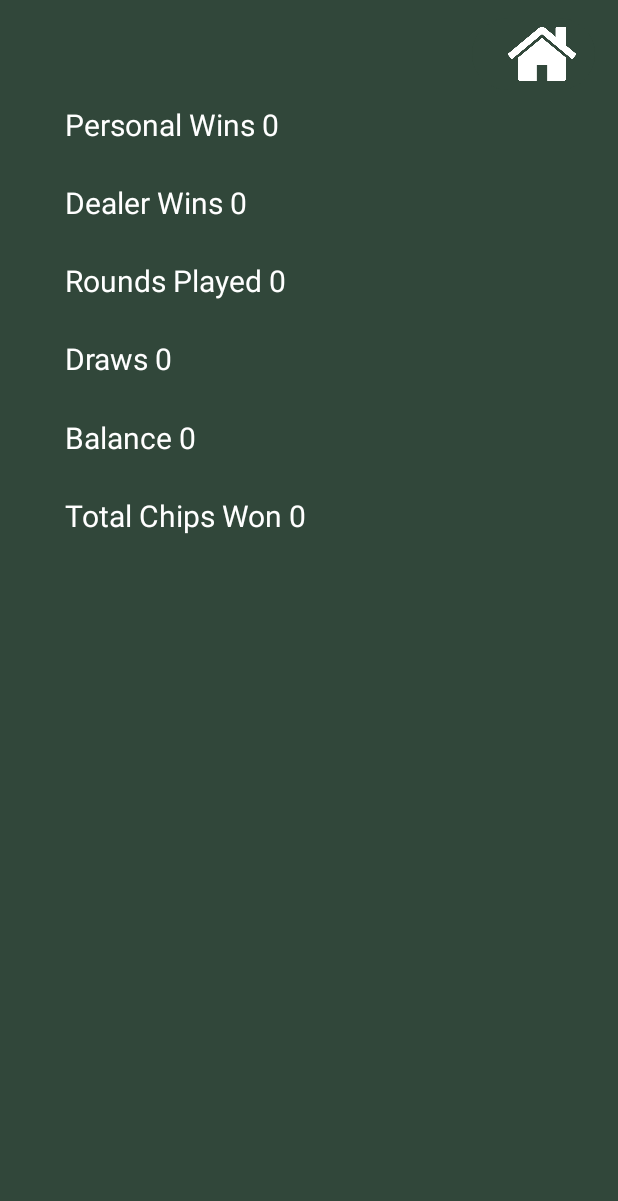
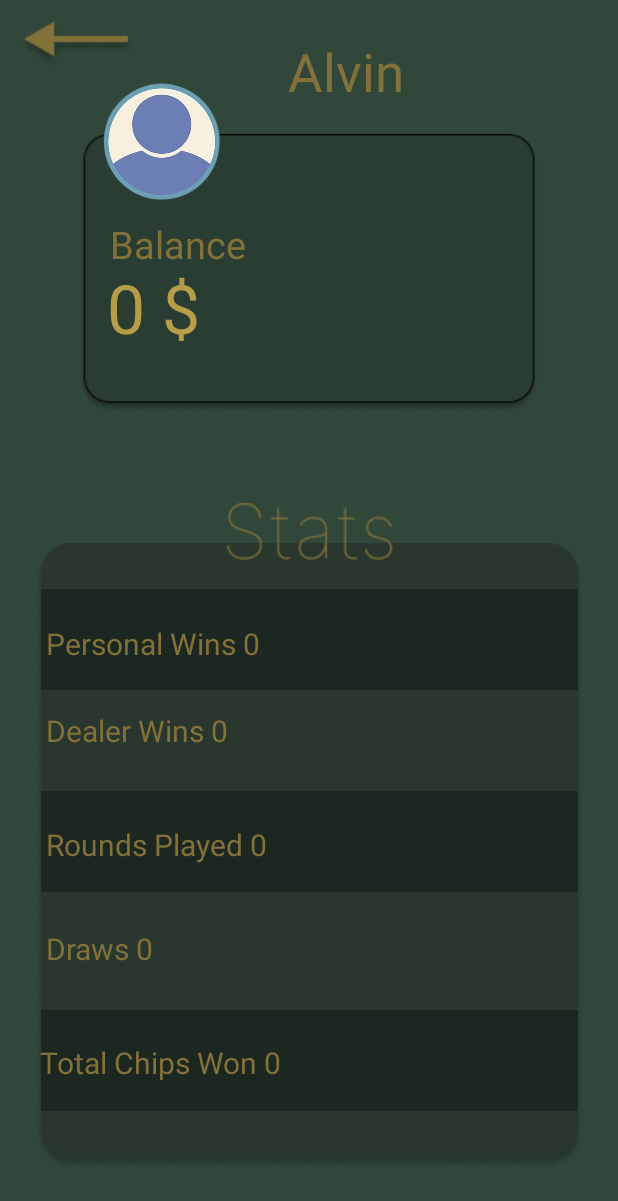
Before and after one commit to alvinjhson/CardGame, an Android app: the screen it shows after launch (StatisticActivity2), after a tap on "Statistic", on a phone screen of 412 x 824 dp. Shown: the top 1201 px of the screen. Run offline under Robolectric (Android 15) with nearby library versions, the phone set to English and light mode, and no system bars.

Commit message:
Made new design for statistic

```diff
--- a/app/src/main/java/com/example/cardgame/Animations.kt
+++ b/app/src/main/java/com/example/cardgame/Animations.kt
@@ -20,22 +20,4 @@ class Animations {
             start()
         }
     }
-    /*
-    fun playerCardAnimation(view: ImageView) {
-        val leftAnimation = ObjectAnimator.ofFloat(view, "translationX", -500f).apply {
-            duration = 250
-        }
-        val rightAnimation = ObjectAnimator.ofFloat(view, "translationX", 50f).apply{
-            duration = 250
-        }
-        AnimatorSet().apply {
-            play(leftAnimation).with(rightAnimation)
-            play(rightAnimation).with(leftAnimation)
-            start()
-        }
-    }
-    */
-
-
-
 }
--- a/app/src/main/java/com/example/cardgame/MainActivity.kt
+++ b/app/src/main/java/com/example/cardgame/MainActivity.kt
@@ -17,7 +17,7 @@ class MainActivity : AppCompatActivity() {
         val playButton = findViewById<Button>(R.id.playButton)
         val statsButton = findViewById<Button>(R.id.statsButton)
         val sharedPref = getSharedPreferences("MyApp", Context.MODE_PRIVATE)
-        val playerWins = sharedPref.getInt("playerWins", 0) // 0 är ett standardvärde
+        val playerWins = sharedPref.getInt("playerWins", 0)
         val dealerWins = sharedPref.getInt("dealerWins", 0)
         val draws = sharedPref.getInt("draws", 0)
         val roundsPlayed = sharedPref.getInt("roundsPlayed", 0)
--- a/app/src/main/java/com/example/cardgame/PlayActivity.kt
+++ b/app/src/main/java/com/example/cardgame/PlayActivity.kt
@@ -36,7 +36,6 @@ class PlayActivity : AppCompatActivity() {
     lateinit var balanceTextView: TextView
 
     lateinit var playerImage : ImageView
-    lateinit var lineImageView : ImageView
     lateinit var playerCard1 : ImageView
     lateinit var playerCard2 : ImageView
     lateinit var playerCard3 : ImageView
@@ -182,7 +181,7 @@ class PlayActivity : AppCompatActivity() {
         dealerWins = sharedPref.getInt("dealerWins", 0)
         draws = sharedPref.getInt("draws", 0)
         roundsPlayed = sharedPref.getInt("roundsPlayed", 0)
-         chips[0].balance = sharedPref.getInt("playerBalance", 0)
+        chips[0].balance = sharedPref.getInt("playerBalance", 0)
         totalChipsWon = sharedPref.getInt("totalChipsWon", 0)
 
 
@@ -653,7 +652,7 @@ class PlayActivity : AppCompatActivity() {
     }
 
     fun playerBalanceTextView() {
-        balanceTextView.text = "${chips[0].balance}"
+        balanceTextView.text = "${chips[0].balance} $"
     }
     fun resetGame() {
         val bet20Button = findViewById<ImageButton>(R.id.chip20Button)
--- a/app/src/main/java/com/example/cardgame/StatisticActivity2.kt
+++ b/app/src/main/java/com/example/cardgame/StatisticActivity2.kt
@@ -4,16 +4,22 @@ import android.content.Intent
 import androidx.appcompat.app.AppCompatActivity
 import android.os.Bundle
 import android.widget.Button
+import android.widget.ImageButton
 import android.widget.TextView
 import org.w3c.dom.Text
 
+
 class StatisticActivity2 : AppCompatActivity() {
+
+    var play = PlayActivity()
+
     lateinit var playerWinsView : TextView
     lateinit var dealerWinsView : TextView
     lateinit var roundsPlayedWins : TextView
     lateinit var drawsView : TextView
     lateinit var playerBalanceView : TextView
     lateinit var totalChipsWonView: TextView
+    lateinit var playerNameView : TextView
 
     override fun onCreate(savedInstanceState: Bundle?) {
         super.onCreate(savedInstanceState)
@@ -24,8 +30,9 @@ class StatisticActivity2 : AppCompatActivity() {
         drawsView = findViewById(R.id.drawView)
         playerBalanceView = findViewById(R.id.playerBalanceView)
         totalChipsWonView = findViewById(R.id.totalChipsWonView)
+        playerNameView = findViewById(R.id.playerTextView)
 
-        val homeButton = findViewById<Button>(R.id.homeButton)
+        val homeButton = findViewById<ImageButton>(R.id.homeButton)
         val playerWins = intent.getIntExtra("playerWins", 0)
         val dealerWins = intent.getIntExtra("dealerWins", 0)
         val draws = intent.getIntExtra("draws", 0)
@@ -39,6 +46,7 @@ class StatisticActivity2 : AppCompatActivity() {
             showRoundsPlayed(roundsPlayed)
             showPlayerBalance(playerBalance)
             showTotalChipsWon(totalChipsWon)
+            showPlayerName()
 
             homeButton.setOnClickListener {
                 val intent = Intent(this, MainActivity::class.java)
@@ -63,10 +71,15 @@ class StatisticActivity2 : AppCompatActivity() {
     }
     fun showPlayerBalance(playerBalance: Int) {
         val playerBalance = playerBalance.toString()
-        playerBalanceView.text = "Balance $playerBalance"
+        playerBalanceView.text = " $playerBalance $"
     }
     fun showTotalChipsWon(totalChipsWon: Int) {
         val totalChipWon = totalChipsWon.toString()
         totalChipsWonView.text = "Total Chips Won $totalChipWon"
     }
+    fun showPlayerName() {
+       val name = play.chips[0].name
+        playerNameView.text = "$name"
+
+    }
 }
--- a/app/src/main/res/layout/activity_play.xml
+++ b/app/src/main/res/layout/activity_play.xml
@@ -499,14 +499,14 @@
 
     <TextView
         android:id="@+id/balanceTextView"
-        android:layout_width="90dp"
+        android:layout_width="109dp"
         android:layout_height="33dp"
         android:text="TextView"
         android:textColor="@color/white"
         android:textSize="25sp"
         app:layout_constraintBottom_toBottomOf="parent"
         app:layout_constraintEnd_toEndOf="parent"
-        app:layout_constraintHorizontal_bias="0.056"
+        app:layout_constraintHorizontal_bias="0.013"
         app:layout_constraintStart_toStartOf="parent"
         app:layout_constraintTop_toTopOf="parent"
         app:layout_constraintVertical_bias="1.0" />
--- a/app/src/main/res/layout/activity_statistic2.xml
+++ b/app/src/main/res/layout/activity_statistic2.xml
@@ -8,100 +8,208 @@
     tools:context=".StatisticActivity2">
 
     <TextView
-        android:id="@+id/totalChipsWonView"
+        android:id="@+id/playerTextView"
+        android:layout_width="204dp"
+        android:layout_height="55dp"
+        android:text="textView"
+        android:textColor="#827139"
+        android:textSize="35sp"
+        app:layout_constraintBottom_toBottomOf="parent"
+        app:layout_constraintEnd_toEndOf="parent"
+        app:layout_constraintHorizontal_bias="0.922"
+        app:layout_constraintStart_toStartOf="parent"
+        app:layout_constraintTop_toTopOf="parent"
+        app:layout_constraintVertical_bias="0.031" />
+
+    <ImageView
+        android:id="@+id/imageView2"
+        android:layout_width="wrap_content"
+        android:layout_height="wrap_content"
+        app:layout_constraintBottom_toBottomOf="parent"
+        app:layout_constraintEnd_toEndOf="parent"
+        app:layout_constraintStart_toStartOf="parent"
+        app:layout_constraintTop_toTopOf="parent"
+        app:layout_constraintVertical_bias="0.89"
+        app:srcCompat="@drawable/rectangle_3" />
+
+    <ImageView
+        android:id="@+id/imageView3"
+        android:layout_width="wrap_content"
+        android:layout_height="wrap_content"
+        app:layout_constraintBottom_toBottomOf="parent"
+        app:layout_constraintEnd_toEndOf="parent"
+        app:layout_constraintHorizontal_bias="0.51"
+        app:layout_constraintStart_toStartOf="parent"
+        app:layout_constraintTop_toTopOf="parent"
+        app:layout_constraintVertical_bias="0.89"
+        app:srcCompat="@drawable/rectangle_8" />
+
+    <ImageView
+        android:id="@+id/imageView6"
+        android:layout_width="wrap_content"
+        android:layout_height="wrap_content"
+        app:layout_constraintBottom_toBottomOf="parent"
+        app:layout_constraintEnd_toEndOf="parent"
+        app:layout_constraintStart_toStartOf="parent"
+        app:layout_constraintTop_toTopOf="parent"
+        app:layout_constraintVertical_bias="0.519"
+        app:srcCompat="@drawable/rectangle_8" />
+
+    <ImageView
+        android:id="@+id/imageView4"
+        android:layout_width="wrap_content"
+        android:layout_height="wrap_content"
+        app:layout_constraintBottom_toBottomOf="parent"
+        app:layout_constraintEnd_toEndOf="parent"
+        app:layout_constraintHorizontal_bias="0.509"
+        app:layout_constraintStart_toStartOf="parent"
+        app:layout_constraintTop_toTopOf="parent"
+        app:layout_constraintVertical_bias="0.697"
+        app:srcCompat="@drawable/rectangle_8" />
+
+    <ImageView
+        android:id="@+id/imageView7"
+        android:layout_width="wrap_content"
+        android:layout_height="wrap_content"
+        app:layout_constraintBottom_toBottomOf="parent"
+        app:layout_constraintEnd_toEndOf="parent"
+        app:layout_constraintStart_toStartOf="parent"
+        app:layout_constraintTop_toTopOf="parent"
+        app:layout_constraintVertical_bias="0.427"
+        app:srcCompat="@drawable/stats" />
+
+    <TextView
+        android:id="@+id/playerWinsView"
         android:layout_width="200dp"
         android:layout_height="46dp"
         android:text="TextView"
-        android:textColor="@color/white"
+        android:textColor="#827139"
         android:textSize="20sp"
         app:layout_constraintBottom_toBottomOf="parent"
         app:layout_constraintEnd_toEndOf="parent"
-        app:layout_constraintHorizontal_bias="0.203"
+        app:layout_constraintHorizontal_bias="0.146"
         app:layout_constraintStart_toStartOf="parent"
         app:layout_constraintTop_toTopOf="parent"
-        app:layout_constraintVertical_bias="0.424" />
+        app:layout_constraintVertical_bias="0.534" />
 
     <TextView
-        android:id="@+id/playerBalanceView"
+        android:id="@+id/dealerWinView"
         android:layout_width="200dp"
         android:layout_height="46dp"
         android:text="TextView"
-        android:textColor="@color/white"
+        android:textColor="#827139"
         android:textSize="20sp"
         app:layout_constraintBottom_toBottomOf="parent"
         app:layout_constraintEnd_toEndOf="parent"
-        app:layout_constraintHorizontal_bias="0.205"
+        app:layout_constraintHorizontal_bias="0.146"
         app:layout_constraintStart_toStartOf="parent"
         app:layout_constraintTop_toTopOf="parent"
-        app:layout_constraintVertical_bias="0.357" />
+        app:layout_constraintVertical_bias="0.608" />
+
+    <TextView
+        android:id="@+id/totalChipsWonView"
+        android:layout_width="230dp"
+        android:layout_height="46dp"
+        android:text="TextView"
+        android:textColor="#827139"
+        android:textSize="20sp"
+        app:layout_constraintBottom_toBottomOf="parent"
+        app:layout_constraintEnd_toEndOf="parent"
+        app:layout_constraintHorizontal_bias="0.146"
+        app:layout_constraintStart_toStartOf="parent"
+        app:layout_constraintTop_toTopOf="parent"
+        app:layout_constraintVertical_bias="0.893" />
 
     <TextView
         android:id="@+id/drawView"
         android:layout_width="200dp"
         android:layout_height="46dp"
         android:text="TextView"
-        android:textColor="@color/white"
+        android:textColor="#827139"
         android:textSize="20sp"
         app:layout_constraintBottom_toBottomOf="parent"
         app:layout_constraintEnd_toEndOf="parent"
-        app:layout_constraintHorizontal_bias="0.205"
+        app:layout_constraintHorizontal_bias="0.146"
         app:layout_constraintStart_toStartOf="parent"
         app:layout_constraintTop_toTopOf="parent"
-        app:layout_constraintVertical_bias="0.29" />
+        app:layout_constraintVertical_bias="0.795" />
 
     <TextView
         android:id="@+id/roundsPlayedView"
         android:layout_width="200dp"
         android:layout_height="46dp"
         android:text="TextView"
-        android:textColor="@color/white"
+        android:textColor="#827139"
         android:textSize="20sp"
         app:layout_constraintBottom_toBottomOf="parent"
         app:layout_constraintEnd_toEndOf="parent"
-        app:layout_constraintHorizontal_bias="0.205"
+        app:layout_constraintHorizontal_bias="0.146"
         app:layout_constraintStart_toStartOf="parent"
         app:layout_constraintTop_toTopOf="parent"
-        app:layout_constraintVertical_bias="0.223" />
+        app:layout_constraintVertical_bias="0.706" />
+
+    <ImageView
+        android:id="@+id/imageView8"
+        android:layout_width="360dp"
+        android:layout_height="186dp"
+        app:layout_constraintBottom_toBottomOf="parent"
+        app:layout_constraintEnd_toEndOf="parent"
+        app:layout_constraintStart_toStartOf="parent"
+        app:layout_constraintTop_toTopOf="parent"
+        app:layout_constraintVertical_bias="0.13999999"
+        app:srcCompat="@drawable/rectangle_4" />
 
     <TextView
-        android:id="@+id/dealerWinView"
-        android:layout_width="200dp"
-        android:layout_height="46dp"
-        android:text="TextView"
-        android:textColor="@color/white"
-        android:textSize="20sp"
+        android:id="@+id/playerBalanceView3"
+        android:layout_width="204dp"
+        android:layout_height="55dp"
+        android:text="Balance"
+        android:textColor="#827139"
+        android:textSize="25sp"
         app:layout_constraintBottom_toBottomOf="parent"
         app:layout_constraintEnd_toEndOf="parent"
-        app:layout_constraintHorizontal_bias="0.205"
+        app:layout_constraintHorizontal_bias="0.352"
         app:layout_constraintStart_toStartOf="parent"
         app:layout_constraintTop_toTopOf="parent"
-        app:layout_constraintVertical_bias="0.156" />
+        app:layout_constraintVertical_bias="0.189" />
 
     <TextView
-        android:id="@+id/playerWinsView"
-        android:layout_width="200dp"
-        android:layout_height="46dp"
+        android:id="@+id/playerBalanceView"
+        android:layout_width="204dp"
+        android:layout_height="55dp"
         android:text="TextView"
-        android:textColor="@color/white"
-        android:textSize="20sp"
+        android:textColor="#B69D48"
+        android:textSize="45sp"
         app:layout_constraintBottom_toBottomOf="parent"
         app:layout_constraintEnd_toEndOf="parent"
-        app:layout_constraintHorizontal_bias="0.205"
+        app:layout_constraintHorizontal_bias="0.289"
         app:layout_constraintStart_toStartOf="parent"
         app:layout_constraintTop_toTopOf="parent"
-        app:layout_constraintVertical_bias="0.089" />
+        app:layout_constraintVertical_bias="0.227" />
 
-    <Button
-        android:id="@+id/homeButton"
-        android:layout_width="82dp"
-        android:layout_height="56dp"
-        android:backgroundTint="#31473A"
-        app:icon="@drawable/homesymbol"
-        app:iconSize="45dp"
+    <ImageView
+        android:id="@+id/imageView10"
+        android:layout_width="111dp"
+        android:layout_height="95dp"
         app:layout_constraintBottom_toBottomOf="parent"
         app:layout_constraintEnd_toEndOf="parent"
-        app:layout_constraintHorizontal_bias="0.953"
+        app:layout_constraintHorizontal_bias="0.173"
         app:layout_constraintStart_toStartOf="parent"
         app:layout_constraintTop_toTopOf="parent"
-        app:layout_constraintVertical_bias="0.01" />
+        app:layout_constraintVertical_bias="0.064"
+        app:srcCompat="@drawable/_e4fd3fd8f2aff9c26b15c1f1c23b11e_removebg_preview" />
+
+    <ImageButton
+        android:id="@+id/homeButton"
+        android:layout_width="wrap_content"
+        android:layout_height="wrap_content"
+        android:backgroundTint="#31473A"
+        app:layout_constraintBottom_toBottomOf="parent"
+        app:layout_constraintEnd_toEndOf="parent"
+        app:layout_constraintHorizontal_bias="0.0"
+        app:layout_constraintStart_toStartOf="parent"
+        app:layout_constraintTop_toTopOf="parent"
+        app:layout_constraintVertical_bias="0.005"
+        app:srcCompat="@drawable/arrow_1" />
+
 </androidx.constraintlayout.widget.ConstraintLayout>
```
Also changed, not shown: app/src/main/res/drawable/arrow_1.png (added), app/src/main/res/drawable/balance.png (added), app/src/main/res/drawable/newgreenpng.png (added), app/src/main/res/drawable/rectangle_3.png (added), app/src/main/res/drawable/rectangle_4.png (added), app/src/main/res/drawable/rectangle_8.png (added), app/src/main/res/drawable/stats.png (added).
